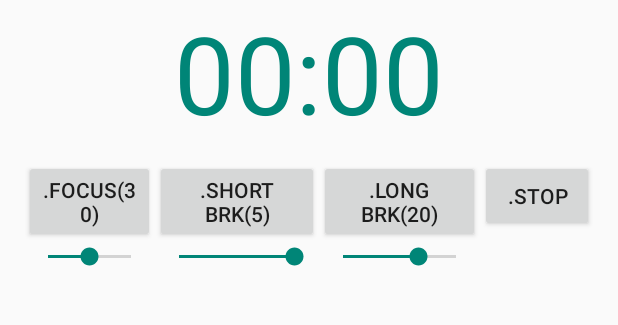
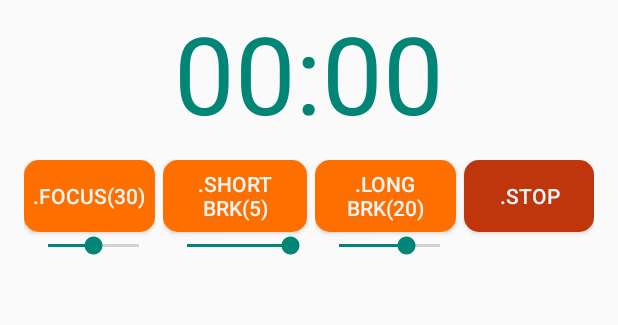
Before and after one commit to dimkas71/Moosti.com-mobile-port, an Android app: the screen it shows after launch (MainActivity), on a phone screen of 412 x 824 dp, the part 108-433 px from its top. Run offline under Robolectric (Android 15) with nearby library versions, the phone set to English and light mode, and no system bars.

Commit message:
MO-3: Stylize buttons with drawable and make styles for background and textColor

```diff
--- /dev/null
+++ b/app/src/main/res/drawable/btn_background.xml
@@ -0,0 +1,5 @@
+<?xml version="1.0" encoding="utf-8"?>
+<shape xmlns:android="http://schemas.android.com/apk/res/android">
+    <corners android:radius="@dimen/button_radius" />
+    <solid android:color="@color/buttonBackgroundMain" />
+</shape>
--- /dev/null
+++ b/app/src/main/res/drawable/btn_background_pressed.xml
@@ -0,0 +1,5 @@
+<?xml version="1.0" encoding="utf-8"?>
+<shape xmlns:android="http://schemas.android.com/apk/res/android">
+    <corners android:radius="@dimen/button_radius" />
+    <solid android:color="@color/accent_material_light" />
+</shape>
--- /dev/null
+++ b/app/src/main/res/drawable/btn_background_stop.xml
@@ -0,0 +1,5 @@
+<?xml version="1.0" encoding="utf-8"?>
+<shape xmlns:android="http://schemas.android.com/apk/res/android">
+    <corners android:radius="@dimen/button_radius" />
+    <solid android:color="@color/buttonBackgroundStop" />
+</shape>
--- /dev/null
+++ b/app/src/main/res/drawable/button.xml
@@ -0,0 +1,7 @@
+<?xml version="1.0" encoding="utf-8"?>
+<selector xmlns:android="http://schemas.android.com/apk/res/android">
+    <item android:state_pressed="true" android:drawable="@drawable/btn_background_pressed" />
+    <item android:state_focused="true" android:drawable="@drawable/btn_background_pressed" />
+    <item android:state_hovered="true" android:drawable="@drawable/btn_background_pressed" />
+    <item android:drawable="@drawable/btn_background" />
+</selector>
--- /dev/null
+++ b/app/src/main/res/drawable/button_stop.xml
@@ -0,0 +1,7 @@
+<?xml version="1.0" encoding="utf-8"?>
+<selector xmlns:android="http://schemas.android.com/apk/res/android">
+    <item android:state_pressed="true" android:drawable="@drawable/btn_background_pressed" />
+    <item android:state_focused="true" android:drawable="@drawable/btn_background_pressed" />
+    <item android:state_hovered="true" android:drawable="@drawable/btn_background_pressed" />
+    <item android:drawable="@drawable/btn_background_stop" />
+</selector>
--- a/app/src/main/res/layout/activity_main.xml
+++ b/app/src/main/res/layout/activity_main.xml
@@ -54,6 +54,11 @@
                 android:layout_height="wrap_content"
                 android:text=".focus"
                 android:id="@+id/btn_focus"
+
+                android:background="@drawable/button"
+
+                android:layout_marginRight="@dimen/button_margin"
+                android:textColor="@color/primary_material_light"
                 />
             <SeekBar
                 android:id="@+id/seekBrFocus"
@@ -74,6 +79,11 @@
                 android:layout_height="wrap_content"
                 android:text=".short brk"
                 android:id="@+id/btn_short_break"
+
+                android:background="@drawable/button"
+                android:layout_marginRight="@dimen/button_margin"
+                android:textColor="@color/primary_material_light"
+
                 />
 
             <SeekBar
@@ -94,6 +104,10 @@
                 android:layout_height="wrap_content"
                 android:text=".long brk"
                 android:id="@+id/btn_long_break"
+
+                android:background="@drawable/button"
+                android:layout_marginRight="@dimen/button_margin"
+                android:textColor="@color/primary_material_light"
                 />
 
             <SeekBar
@@ -111,6 +125,9 @@
             android:text=".stop"
             android:id="@+id/btn_stop"
             android:layout_weight="1"
+
+            android:background="@drawable/button_stop"
+            android:textColor="@color/primary_material_light"
          />
 
 
--- /dev/null
+++ b/app/src/main/res/values/colors.xml
@@ -0,0 +1,8 @@
+<resources>
+    <color name="buttonBackgroundMain">#ffff6f00</color>
+    <color name="buttonBackgroundStop">#bf360c</color>
+    <color name="buttonOnHover">#ff5a68ff</color>
+    <color name="buttonTextColor">#ffffffff</color>
+    <color name="seekBarTint">#e0e0e0</color>
+    <color name="seekBarProgressTint">#000000</color>
+</resources>
--- a/app/src/main/res/values/dimens.xml
+++ b/app/src/main/res/values/dimens.xml
@@ -2,4 +2,6 @@
     <!-- Default screen margins, per the Android Design guidelines. -->
     <dimen name="activity_horizontal_margin">16dp</dimen>
     <dimen name="activity_vertical_margin">16dp</dimen>
+    <dimen name="button_margin">5dp</dimen>
+    <dimen name="button_radius">10dp</dimen>
 </resources>
```
